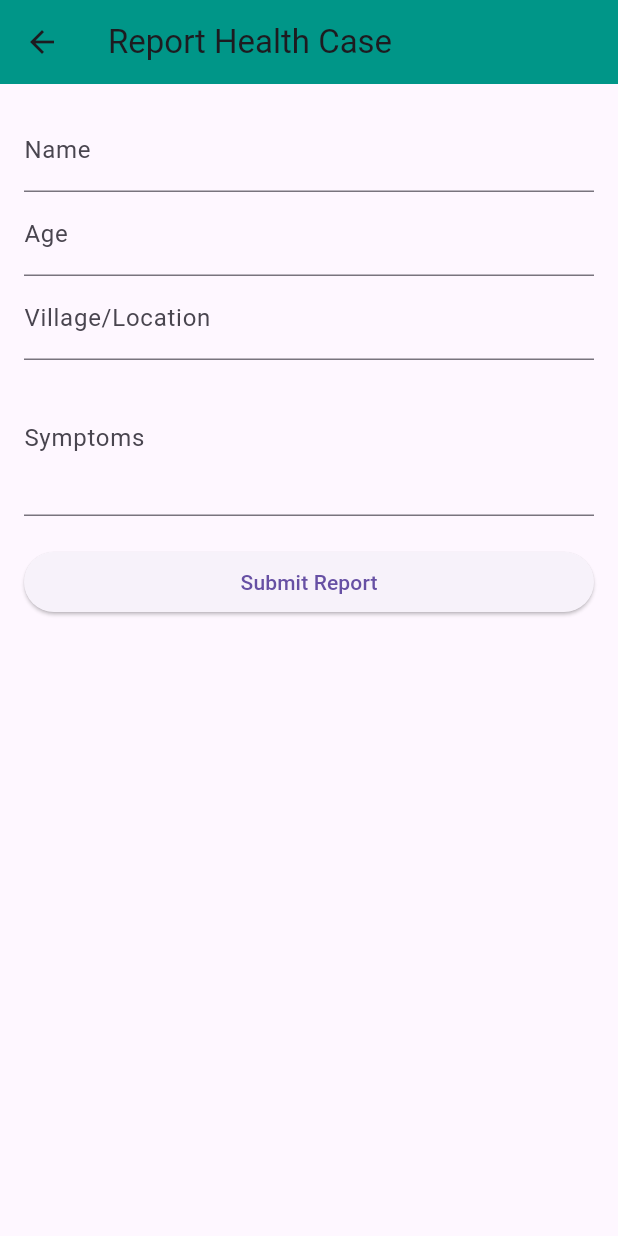
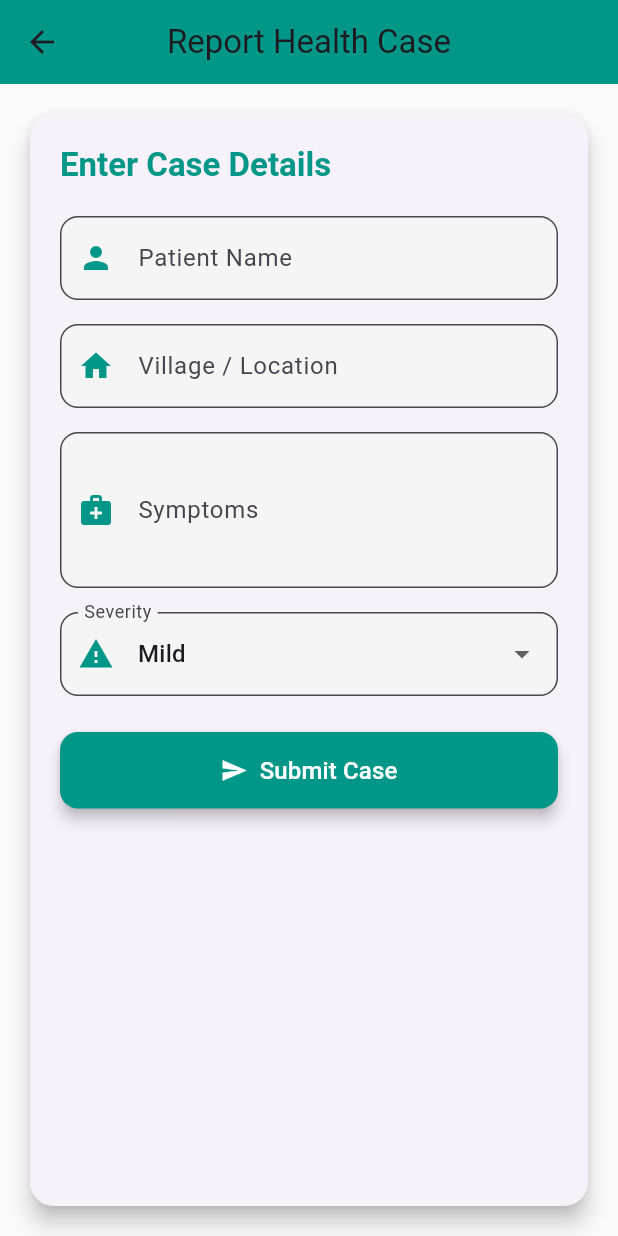
Before and after one commit to RichaBharti0603/Smart-Health-Surveillance-and-Early-Warning-System, a Flutter app: the CasesScreen screen opened directly, on a phone screen of 412 x 824 dp. Run offline on Flutter 3.47's test engine with Material 3 defaults, Android fonts, the phone set to English and light mode, and no system bars.

```diff
--- a/mobile/lib/main.dart
+++ b/mobile/lib/main.dart
@@ -1,5 +1,6 @@
 import 'package:flutter/material.dart';
 import 'screens/login_screen.dart';
+import 'screens/landing_page.dart';
 
 void main() {
   runApp(const SmartHealthApp());
@@ -15,7 +16,7 @@ class SmartHealthApp extends StatelessWidget {
       theme: ThemeData(
         primarySwatch: Colors.blue,
       ),
-      home: const LoginScreen(),
+      home: const LandingPage(),
     );
   }
 }
--- a/mobile/lib/screens/cases_screen.dart
+++ b/mobile/lib/screens/cases_screen.dart
@@ -9,62 +9,113 @@ class CasesScreen extends StatefulWidget {
 
 class _CasesScreenState extends State<CasesScreen> {
   final _formKey = GlobalKey<FormState>();
-  String? name, age, symptoms, village;
+  String patientName = "";
+  String village = "";
+  String symptoms = "";
+  String severity = "Mild";
 
-  void _submit() {
-    if (_formKey.currentState!.validate()) {
-      _formKey.currentState!.save();
-      ScaffoldMessenger.of(context).showSnackBar(
-        SnackBar(
-          content: Text(
-              "Case reported: $name, Age: $age, Village: $village, Symptoms: $symptoms"),
+  InputDecoration _fieldDecoration(String label, IconData icon) {
+    return InputDecoration(
+      labelText: label,
+      prefixIcon: Icon(icon, color: Colors.teal),
+      filled: true,
+      fillColor: Colors.grey[100],
+      border: OutlineInputBorder(borderRadius: BorderRadius.circular(12)),
+      focusedBorder: OutlineInputBorder(
+        borderRadius: BorderRadius.circular(12),
+        borderSide: const BorderSide(color: Colors.teal, width: 2),
       ),
     );
-    }
   }
 
   @override
   Widget build(BuildContext context) {
     return Scaffold(
+      backgroundColor: Colors.grey[50],
       appBar: AppBar(
+        elevation: 0,
+        backgroundColor: Colors.teal,
         title: const Text("Report Health Case"),
-        backgroundColor: Colors.teal,
+        centerTitle: true,
       ),
       body: Padding(
-        padding: const EdgeInsets.all(16.0),
+        padding: const EdgeInsets.all(16),
+        child: Card(
+          elevation: 6,
+          shape:
+              RoundedRectangleBorder(borderRadius: BorderRadius.circular(16)),
+          child: Padding(
+            padding: const EdgeInsets.all(20),
             child: Form(
               key: _formKey,
               child: ListView(
                 children: [
+                  Text("Enter Case Details",
+                      style: Theme.of(context).textTheme.titleLarge?.copyWith(
+                          fontWeight: FontWeight.bold, color: Colors.teal)),
+                  const SizedBox(height: 20),
                   TextFormField(
-                decoration: const InputDecoration(labelText: "Name"),
-                onSaved: (val) => name = val,
-                validator: (val) => val!.isEmpty ? "Enter name" : null,
+                    decoration: _fieldDecoration("Patient Name", Icons.person),
+                    onSaved: (value) => patientName = value ?? "",
                   ),
+                  const SizedBox(height: 16),
                   TextFormField(
-                decoration: const InputDecoration(labelText: "Age"),
-                keyboardType: TextInputType.number,
-                onSaved: (val) => age = val,
-                validator: (val) => val!.isEmpty ? "Enter age" : null,
+                    decoration: _fieldDecoration("Village / Location", Icons.home),
+                    onSaved: (value) => village = value ?? "",
                   ),
+                  const SizedBox(height: 16),
                   TextFormField(
-                decoration: const InputDecoration(labelText: "Village/Location"),
-                onSaved: (val) => village = val,
-                validator: (val) => val!.isEmpty ? "Enter village" : null,
+                    maxLines: 3,
+                    decoration: _fieldDecoration("Symptoms", Icons.medical_services),
+                    onSaved: (value) => symptoms = value ?? "",
                   ),
-              TextFormField(
-                decoration: const InputDecoration(labelText: "Symptoms"),
-                maxLines: 3,
-                onSaved: (val) => symptoms = val,
-                validator: (val) =>
-                    val!.isEmpty ? "Enter symptoms (fever, diarrhea…)" : null,
+                  const SizedBox(height: 16),
+                  DropdownButtonFormField<String>(
+                    value: severity,
+                    items: ["Mild", "Moderate", "Severe"]
+                        .map((level) => DropdownMenuItem(
+                              value: level,
+                              child: Text(level),
+                            ))
+                        .toList(),
+                    onChanged: (value) {
+                      setState(() {
+                        severity = value!;
+                      });
+                    },
+                    decoration: _fieldDecoration("Severity", Icons.warning),
                   ),
-              const SizedBox(height: 20),
-              ElevatedButton(
-                onPressed: _submit,
-                child: const Text("Submit Report"),
+                  const SizedBox(height: 24),
+                  ElevatedButton.icon(
+                    style: ElevatedButton.styleFrom(
+                      backgroundColor: Colors.teal,
+                      foregroundColor: Colors.white,
+                      padding: const EdgeInsets.symmetric(vertical: 14),
+                      shape: RoundedRectangleBorder(
+                          borderRadius: BorderRadius.circular(12)),
+                      elevation: 4,
                     ),
+                    onPressed: () {
+                      if (_formKey.currentState!.validate()) {
+                        _formKey.currentState!.save();
+                        ScaffoldMessenger.of(context).showSnackBar(
+                          SnackBar(
+                            backgroundColor: Colors.teal,
+                            content: Text(
+                              "Case submitted: $patientName ($severity)",
+                              style: const TextStyle(color: Colors.white),
+                            ),
+                          ),
+                        );
+                      }
+                    },
+                    icon: const Icon(Icons.send),
+                    label: const Text("Submit Case",
+                        style: TextStyle(fontSize: 16)),
+                  )
                 ],
+              ),
+            ),
           ),
         ),
       ),
```
Also changed, not shown: mobile/lib/screens/home_screen.dart (+82 -63 lines), mobile/lib/screens/landing_page.dart (added, +172 -0 lines). Lines whose indentation alone changed are shown as unchanged.
